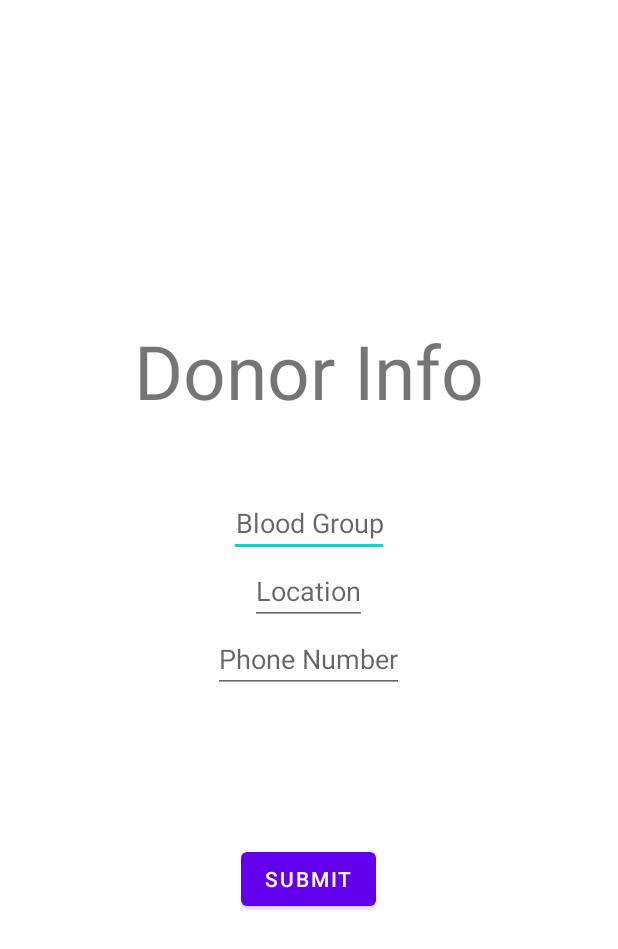
After one commit to NIrajan-15/Life-Plus, an Android app: the layout activity_donate.xml on its own in the app's theme, with its tools: preview values and no code run, on a phone screen of 412 x 824 dp. The commit adds this screen. Shown: the top 949 px of the screen. Run offline under Robolectric (Android 15) with nearby library versions, the phone set to English and light mode, and no system bars.

Commit message:
Donors Info Form

```diff
--- /dev/null
+++ b/app/src/main/res/layout/activity_donate.xml
@@ -0,0 +1,63 @@
+<?xml version="1.0" encoding="utf-8"?>
+<LinearLayout xmlns:android="http://schemas.android.com/apk/res/android"
+    xmlns:app="http://schemas.android.com/apk/res-auto"
+    xmlns:tools="http://schemas.android.com/tools"
+    android:layout_width="match_parent"
+    android:layout_height="match_parent"
+    android:gravity="center"
+    android:orientation="vertical">
+
+
+    <LinearLayout
+        android:layout_width="wrap_content"
+        android:layout_height="wrap_content"
+        android:gravity="center"
+        android:orientation="vertical">
+
+        <TextView
+            android:id="@+id/text_View"
+            android:layout_width="wrap_content"
+            android:layout_height="wrap_content"
+            android:layout_marginBottom="45dp"
+            android:text="Donor Info"
+            android:textSize="50sp" />
+
+        <EditText
+            android:id="@+id/blood_group"
+            android:layout_width="wrap_content"
+            android:layout_height="wrap_content"
+            android:gravity="center"
+            android:hint="Blood Group" />
+
+        <EditText
+            android:id="@+id/location"
+            android:layout_width="wrap_content"
+            android:layout_height="wrap_content"
+            android:gravity="center"
+            android:hint="Location" />
+
+        <EditText
+            android:id="@+id/phone_number"
+            android:layout_width="wrap_content"
+            android:layout_height="wrap_content"
+            android:gravity="center"
+            android:hint="Phone Number" />
+
+
+    </LinearLayout>
+
+    <LinearLayout
+        android:layout_width="wrap_content"
+        android:layout_height="wrap_content">
+
+        <Button
+            android:layout_width="wrap_content"
+            android:layout_height="wrap_content"
+            android:layout_marginTop="100dp"
+            android:onClick="submit"
+            android:text="submit" />
+
+
+    </LinearLayout>
+
+</LinearLayout>
--- a/app/src/main/res/layout/activity_main.xml
+++ b/app/src/main/res/layout/activity_main.xml
@@ -44,7 +44,7 @@
             android:textSize="32sp" />
 
         <TextView
-            android:id="@+id/textView"
+            android:id="@+id/text_View"
             android:layout_width="wrap_content"
             android:layout_height="wrap_content"
             android:layout_marginBottom="45dp"
```
